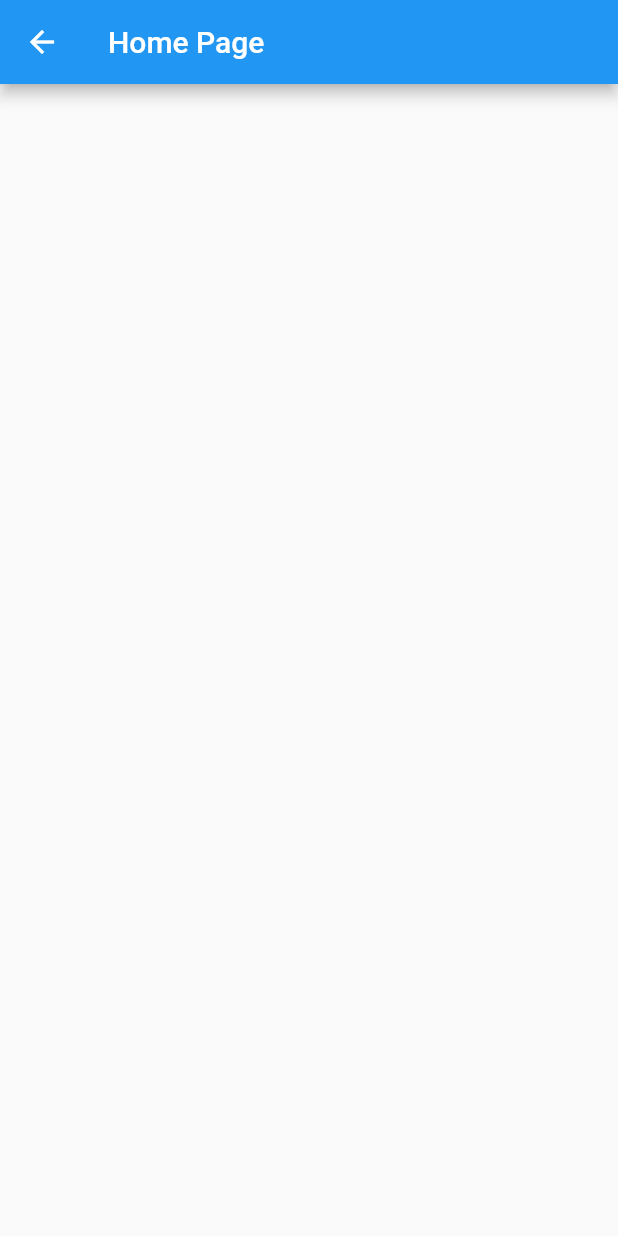
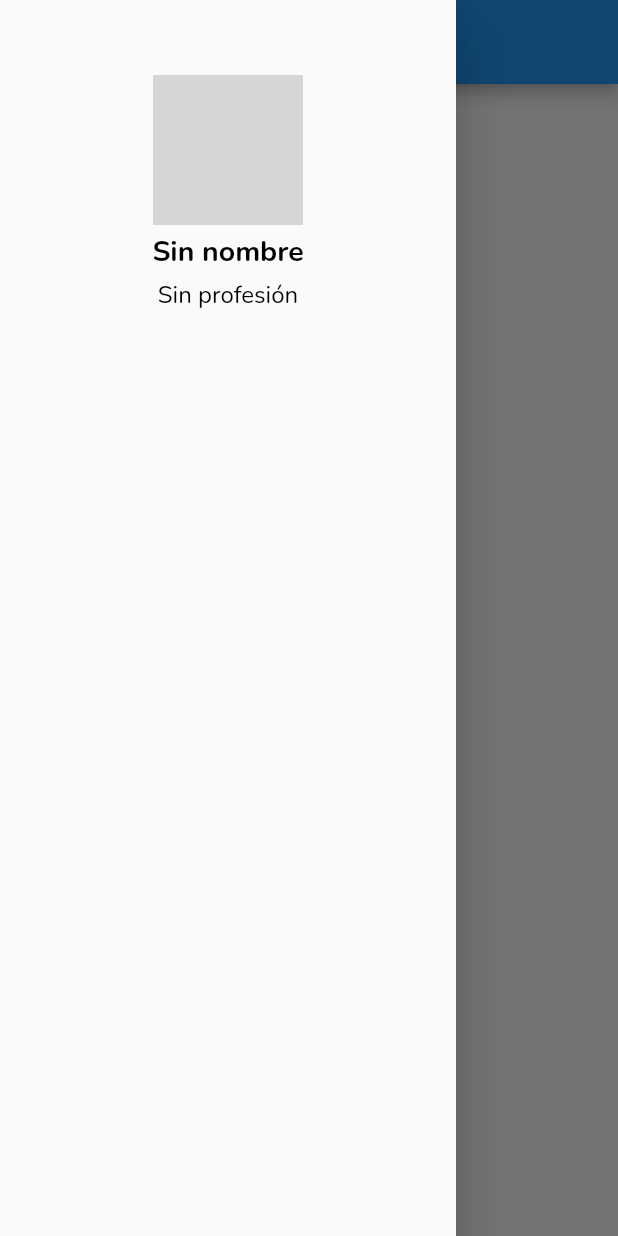
Before and after one commit to renzorosaz/certus_g2_example1, a Flutter app: the HomePage screen opened directly, with the side drawer open (before the commit the screen has no drawer), on a phone screen of 412 x 824 dp. Run offline on Flutter 3.47's test engine with Material 2 defaults, Android fonts, the phone set to English and light mode, and no system bars; our stand-ins replace font_awesome_flutter, google_fonts, shared_preferences; accounts and stored records are empty; network calls fail; grey boxes are pictures that could not be loaded.

```diff
--- /dev/null
+++ b/lib/main_drawer.dart
@@ -0,0 +1,29 @@
+import 'package:example_register/utils/fonts.dart';
+import 'package:flutter/material.dart';
+
+class MainDrawer extends StatelessWidget {
+  const MainDrawer({Key? key}) : super(key: key);
+
+  @override
+  Widget build(BuildContext context) {
+    return Column(
+      children: [
+        Container(
+            padding: EdgeInsets.only(top: 50),
+            child: Column(
+              children: [
+                const CircleAvatar(
+                    radius: 50,
+                    backgroundImage: NetworkImage(
+                        "https://images5.alphacoders.com/962/962466.jpg")),
+                SizedBox(height: 5),
+                Text("Sin nombre", style: APTextStyle(context).subTitleDrawer),
+                SizedBox(height: 5),
+                Text("Sin profesión",
+                    style: APTextStyle(context).subUnderTitleDrawer)
+              ],
+            ))
+      ],
+    );
+  }
+}
--- a/lib/register_page.dart
+++ b/lib/register_page.dart
@@ -6,6 +6,7 @@ import 'package:example_register/widgets/list/list_button_social_media.dart';
 import 'package:flutter/material.dart';
 import 'package:font_awesome_flutter/font_awesome_flutter.dart';
 import 'package:google_fonts/google_fonts.dart';
+import 'package:shared_preferences/shared_preferences.dart';
 
 import 'models/user_model.dart';
 
@@ -24,10 +25,13 @@ class _RegisterPageState extends State<RegisterPage> {
   final passwordController = TextEditingController();
 
   bool _isObscure = true;
+  //final Future<SharedPreferences> prefs = SharedPreferences.getInstance();
 
-  // String fullName = "";
-  // String email = ""; // ? no null si desean
-  // String password = "";
+  Future<void> guardarReferenciaUsuario(String fullname) async {
+    final prefs = await SharedPreferences.getInstance();
+    //guardar el valor del nombre completo
+    prefs.setString('fullname', fullname);
+  }
 
   @override
   Widget build(BuildContext context) {
@@ -66,7 +70,7 @@ class _RegisterPageState extends State<RegisterPage> {
               ),
               SizedBox(height: 50),
               GestureDetector(
-                onTap: () {
+                onTap: () async {
                   UserModel user = UserModel("", "", "");
                   user.fullName = fullNameController.text;
                   user.email = emailController.text;
@@ -82,6 +86,7 @@ class _RegisterPageState extends State<RegisterPage> {
                           );
                         });
                   } else {
+                    guardarReferenciaUsuario(user.fullName);
                     showDialog(
                         context: context,
                         barrierDismissible: false,
--- a/lib/utils/fonts.dart
+++ b/lib/utils/fonts.dart
@@ -10,6 +10,11 @@ class APTextStyle {
         fontSize: 12, color: Colors.black, fontWeight: FontWeight.bold);
   }
 
+  TextStyle get subTitleDrawer {
+    return GoogleFonts.nunito(
+        fontSize: 19, color: Colors.black, fontWeight: FontWeight.bold);
+  }
+
   TextStyle get titleAlertDialog {
     return GoogleFonts.nunito(
         fontSize: 15, color: Colors.black, fontWeight: FontWeight.bold);
@@ -19,6 +24,11 @@ class APTextStyle {
     return GoogleFonts.nunito(
         fontWeight: FontWeight.w400, color: Colors.black, fontSize: 16);
   }
+
+  TextStyle get subUnderTitleDrawer {
+    return GoogleFonts.nunito(
+        fontWeight: FontWeight.w400, color: Colors.black, fontSize: 16);
+  }
   // APTextStyle(context).textGlobal.copyWith(
   //                         color: Colors.black,
   //                         fontWeight: FontWeight.w400,
--- a/lib/widgets/home_page.dart
+++ b/lib/widgets/home_page.dart
@@ -1,4 +1,6 @@
 import 'package:flutter/material.dart';
+
+import '../main_drawer.dart';
 
 class HomePage extends StatelessWidget {
   const HomePage({Key? key}) : super(key: key);
@@ -7,6 +9,9 @@ class HomePage extends StatelessWidget {
   Widget build(BuildContext context) {
     return Scaffold(
       appBar: AppBar(title: Text("Home Page")),
+      drawer: Drawer(
+        child: MainDrawer(),
+      ),
     );
   }
 }
--- a/pubspec.yaml
+++ b/pubspec.yaml
@@ -38,6 +38,9 @@ dependencies:
   cupertino_icons: ^1.0.2
   google_fonts: ^3.0.1
   font_awesome_flutter: ^10.3.0
+
+  #save data
+  shared_preferences: ^2.0.15
 
 dev_dependencies:
   flutter_test:
```
Also changed, not shown: pubspec.lock, 2 other files.
